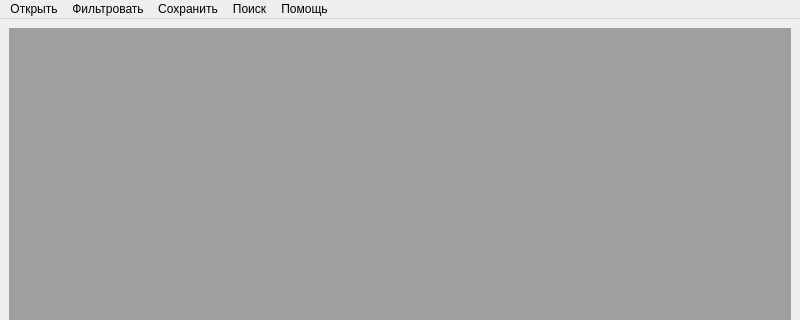
The window that task4/Task4/ui/view/mainwindow/mainwindow.ui (123abc1920/ci) describes before a commit, drawn with Qt 5; both pictures show x 0 to 800 and y 0 to 320 of the 800 by 600 pixel window.
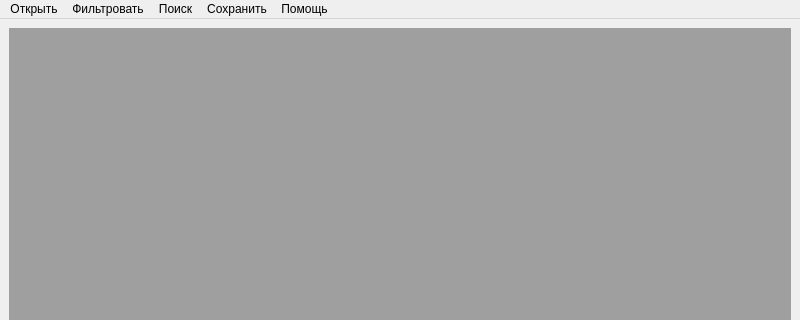
The same window after the commit.

Commit message: feat: block btns due to active wins

```diff
--- a/task4/Task4/ui/view/mainwindow/mainwindow.ui
+++ b/task4/Task4/ui/view/mainwindow/mainwindow.ui
@@ -61,8 +61,8 @@
    </widget>
    <addaction name="menu_2"/>
    <addaction name="menu"/>
-   <addaction name="saveFile"/>
    <addaction name="search"/>
+   <addaction name="saveFile"/>
    <addaction name="help"/>
   </widget>
   <widget class="QStatusBar" name="statusbar"/>
```
Left out of the diff: 4 changed lines with no effect on the pictures. The commit also changes 2 other files.
